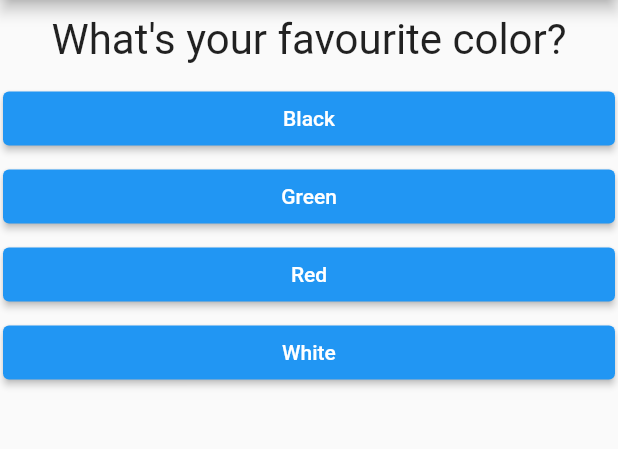
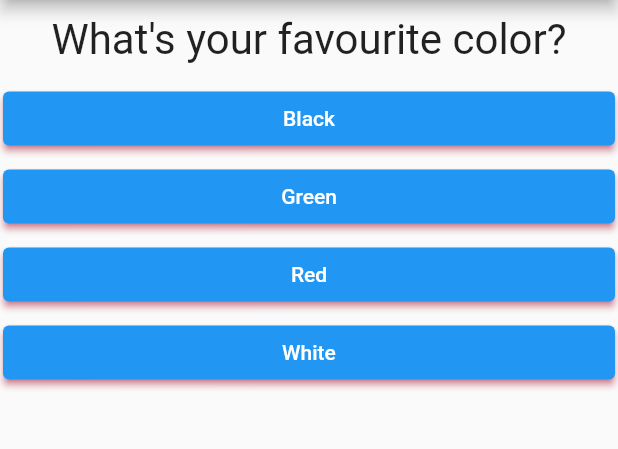
Before and after one commit to Mr-Phil1/My-first-Flutter-App, a Flutter app: the screen it shows after launch, on a phone screen of 412 x 824 dp, the part 84-533 px from its top. Run offline on Flutter 3.47's test engine with Material 2 defaults, Android fonts, the phone set to English and light mode, and no system bars.

Commit message:
modify answer.dart * modify the button shadow

```diff
--- a/lib/answer.dart
+++ b/lib/answer.dart
@@ -15,6 +15,7 @@ class Answer extends StatelessWidget {
         style: ElevatedButton.styleFrom(
           primary: Colors.blue,
           onPrimary: Colors.white,
+          shadowColor: Colors.redAccent[400],
         ),
         child: Text(answerText),
         onPressed: selectHandler,
```
